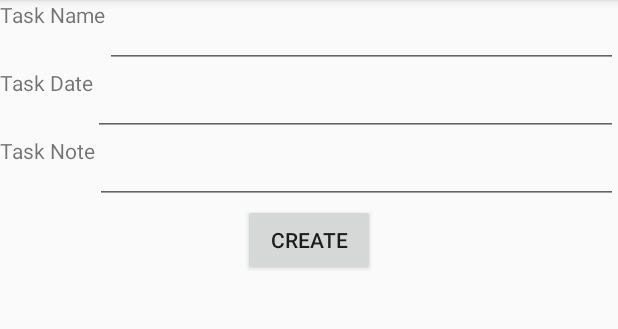
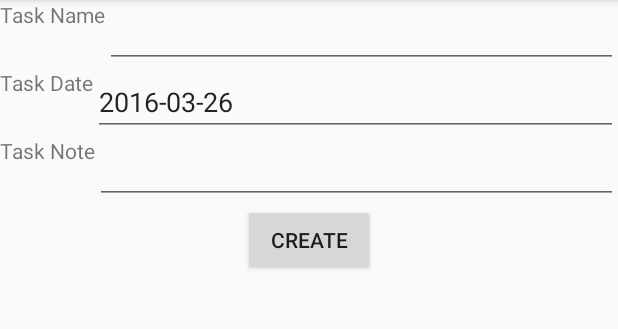
Before and after one commit to T-Graves/MyPDA, an Android app: the fragment ScheduleItemsCreationFragment placed in its activity, after a tap on "CREATE", on a phone screen of 412 x 824 dp, the part 84-413 px from its top. Run offline under Robolectric (Android 15) with nearby library versions, the phone set to English and light mode, and no system bars.

Commit message:
Fixed the Schedule item date field to default to the current date when left blank

```diff
--- a/app/src/main/java/com/gravestristan/mypda/ScheduleItemsCreationFragment.java
+++ b/app/src/main/java/com/gravestristan/mypda/ScheduleItemsCreationFragment.java
@@ -13,9 +13,11 @@ import android.widget.Button;
 import android.widget.DatePicker;
 import android.widget.EditText;
 
+import java.text.DateFormat;
 import java.text.SimpleDateFormat;
 import java.util.ArrayList;
 import java.util.Calendar;
+import java.util.Date;
 import java.util.Locale;
 
 /**
@@ -90,6 +92,11 @@ public class ScheduleItemsCreationFragment extends Fragment implements AppStatic
         mCreateButton.setOnClickListener(new View.OnClickListener() {
             @Override
             public void onClick(View v) {
+                if(mTaskDate.length() == 0){
+                    DateFormat dateFormat = new SimpleDateFormat("yyyy-MM-dd");
+                    String currentDate = dateFormat.format(new Date());
+                    mTaskDate.setText(currentDate);
+                }
                 ScheduleItems newItem = new ScheduleItems();
 
                 PDADBHandler dbHandler = new PDADBHandler(getContext(), null, null, DATABASE_VERSION);
--- a/app/src/main/java/com/gravestristan/mypda/ScheduleItemsMenuFragment.java
+++ b/app/src/main/java/com/gravestristan/mypda/ScheduleItemsMenuFragment.java
@@ -7,7 +7,6 @@ import android.support.v4.app.FragmentTransaction;
 import android.support.v7.app.AlertDialog;
 import android.support.v7.widget.LinearLayoutManager;
 import android.support.v7.widget.RecyclerView;
-import android.util.Log;
 import android.view.LayoutInflater;
 import android.view.Menu;
 import android.view.MenuItem;
@@ -80,7 +79,6 @@ public class ScheduleItemsMenuFragment extends Fragment implements AppStatics{
                             @Override
                             public void onItemLongClick(int position, View v){
                                 final int itemPosition = position;
-                                Log.d(TAG, "pressed long");
                                 AlertDialog.Builder builder = new AlertDialog.Builder(getActivity());
                                 builder.setCancelable(true);
                                 builder.setTitle("Delete Item");
@@ -88,7 +86,6 @@ public class ScheduleItemsMenuFragment extends Fragment implements AppStatics{
                                 builder.setPositiveButton("Yes", new DialogInterface.OnClickListener() {
                                     @Override
                                     public void onClick(DialogInterface dialog, int which) {
-                                        //Log.d(TAG, ": " + itemPosition);
                                         PDADBHandler dbHandler = new PDADBHandler(getContext(), null, null, DATABASE_VERSION);
                                         dbHandler.deleteItemFromTable(mScheduleItems.get(itemPosition));
                                         dbHandler.close();
```
